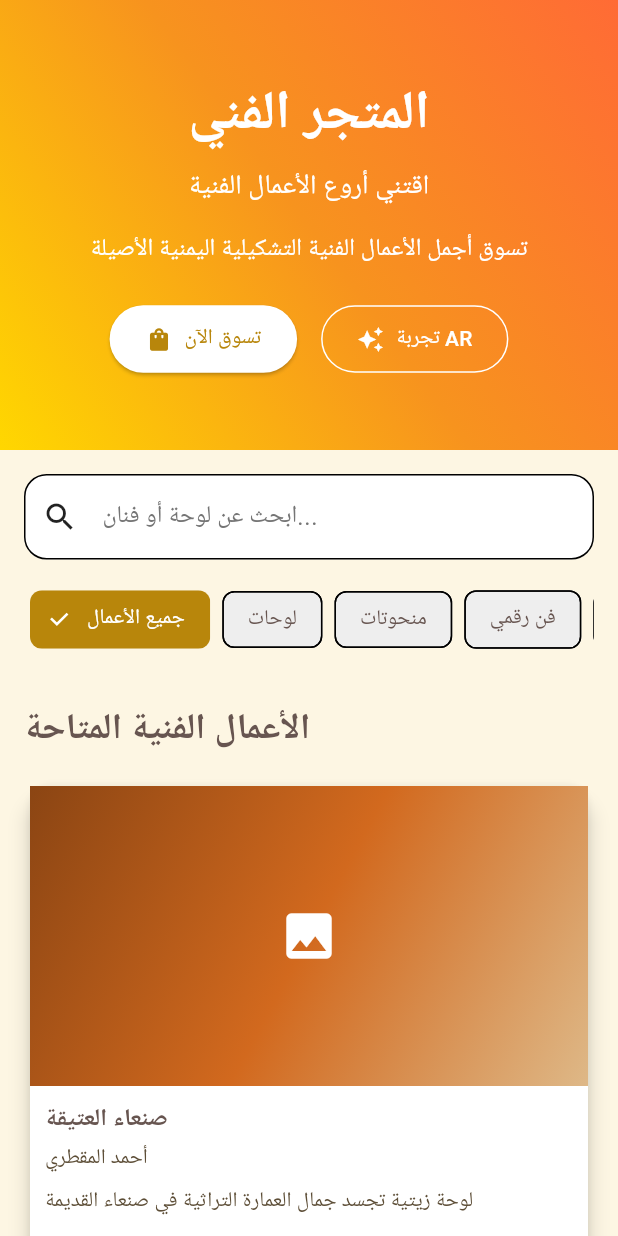
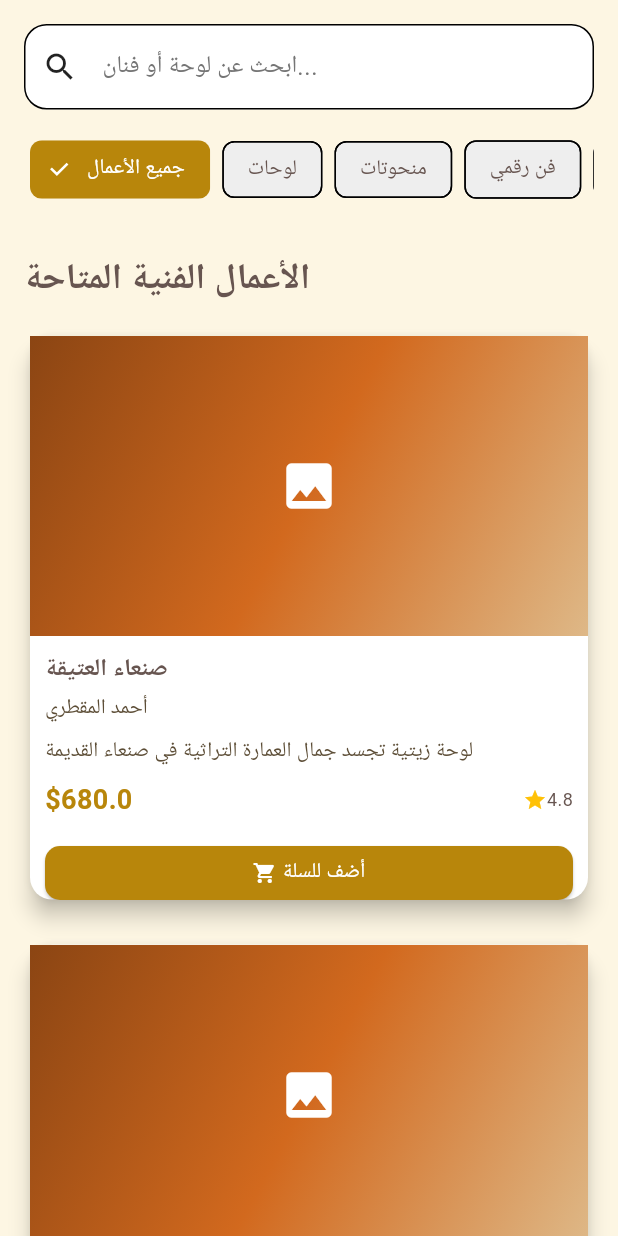
Before and after one commit to sajidammar/sana-a_arts_application, a Flutter app: the StorePage screen opened by its route, on a phone screen of 412 x 824 dp. Run offline on Flutter 3.47's test engine with Material 3 defaults, Android fonts, the phone set to English and light mode, and no system bars.

Commit message:
remove hero section from store home page

```diff
--- a/lib/main.dart
+++ b/lib/main.dart
@@ -6,7 +6,6 @@ import 'package:sanaa_artl/views/store/cart/cart_page.dart';
 import 'package:sanaa_artl/views/store/home_page.dart';
 import 'package:sanaa_artl/views/store/invoice/invoice_page.dart';
 import 'package:sanaa_artl/views/store/order/order_history_page.dart';
-import 'package:sanaa_artl/views/store/settings/settings_page.dart';
 
 // Providers
 import 'providers/theme_provider.dart';
@@ -47,7 +46,6 @@ class MyApp extends StatelessWidget {
             '/cart': (context) => CartPage(),
             '/order-history': (context) => OrderHistoryPage(),
             '/invoice': (context) => InvoicePage(),
-            '/settings': (context) => SettingsPage(),
           },
         );
       },
--- a/lib/views/store/home_page.dart
+++ b/lib/views/store/home_page.dart
@@ -94,7 +94,7 @@ class _StorePageState extends State<StorePage> {
       body: SingleChildScrollView(
         child: Column(
           children: [
-            _buildHeroSection(context),
+            // _buildHeroSection(context),
             _buildSearchAndFilters(productProvider, context),
             _buildProductsGrid(productProvider, cartProvider, context),
           ],
@@ -103,92 +103,92 @@ class _StorePageState extends State<StorePage> {
     );
   }
 
-  Widget _buildHeroSection(BuildContext context) {
-    final isDark = Theme.of(context).brightness == Brightness.dark;
-
-    return Container(
-      height: 300,
-      decoration: BoxDecoration(
-        gradient: isDark
-            ? LinearGradient(
-          colors: [Color(0xFF2D2D2D), Color(0xFF404040), Color(0xFF5A5A5A)],
-          begin: Alignment.topRight,
-          end: Alignment.bottomLeft,
-        )
-            : LinearGradient(
-          colors: [Color(0xFFFF6B35), Color(0xFFF7931E), Color(0xFFFFD700)],
-          begin: Alignment.topRight,
-          end: Alignment.bottomLeft,
-        ),
-      ),
-      child: Column(
-        mainAxisAlignment: MainAxisAlignment.center,
-        children: [
-          Text(
-            'المتجر الفني',
-            style: TextStyle(
-              fontSize: 36,
-              fontWeight: FontWeight.bold,
-              color: Colors.white,
-            ),
-          ),
-          SizedBox(height: 8),
-          Text(
-            'اقتني أروع الأعمال الفنية',
-            style: TextStyle(
-              fontSize: 18,
-              color: Colors.white,
-            ),
-          ),
-          SizedBox(height: 16),
-          Text(
-            'تسوق أجمل الأعمال الفنية التشكيلية اليمنية الأصيلة',
-            style: TextStyle(
-              fontSize: 16,
-              color: Colors.white,
-            ),
-            textAlign: TextAlign.center,
-          ),
-          SizedBox(height: 24),
-          Row(
-            mainAxisAlignment: MainAxisAlignment.center,
-            children: [
-              ElevatedButton(
-                style: ElevatedButton.styleFrom(
-                  foregroundColor: isDark ? Colors.black : AppConstants.primaryColor,
-                  backgroundColor: Colors.white,
-                  padding: EdgeInsets.symmetric(horizontal: 24, vertical: 12),
-                ),
-                onPressed: () {},
-                child: Row(
-                  children: [
-                    Icon(Icons.shopping_bag),
-                    SizedBox(width: 8),
-                    Text('تسوق الآن'),
-                  ],
-                ),
-              ),
-              SizedBox(width: 16),
-              OutlinedButton(
-                style: OutlinedButton.styleFrom(
-                  side: BorderSide(color: Colors.white),
-                  padding: EdgeInsets.symmetric(horizontal: 24, vertical: 12),
-                ),
-                onPressed: () {},
-                child: Row(
-                  children: [
-                    Icon(Icons.auto_awesome, color: Colors.white),
-                    SizedBox(width: 8),
-                    Text('تجربة AR', style: TextStyle(color: Colors.white)),
-                  ],
-                ),
-              ),
-            ],
-          ),
-        ],
-      ),
-    );
-  }
+  // Widget _buildHeroSection(BuildContext context) {
+  //   final isDark = Theme.of(context).brightness == Brightness.dark;
+  //
+  //   return Container(
+  //     height: 300,
+  //     decoration: BoxDecoration(
+  //       gradient: isDark
+  //           ? LinearGradient(
+  //         colors: [Color(0xFF2D2D2D), Color(0xFF404040), Color(0xFF5A5A5A)],
+  //         begin: Alignment.topRight,
+  //         end: Alignment.bottomLeft,
+  //       )
+  //           : LinearGradient(
+  //         colors: [Color(0xFFFF6B35), Color(0xFFF7931E), Color(0xFFFFD700)],
+  //         begin: Alignment.topRight,
+  //         end: Alignment.bottomLeft,
+  //       ),
+  //     ),
+  //     child: Column(
+  //       mainAxisAlignment: MainAxisAlignment.center,
+  //       children: [
+  //         Text(
+  //           'المتجر الفني',
+  //           style: TextStyle(
+  //             fontSize: 36,
+  //             fontWeight: FontWeight.bold,
+  //             color: Colors.white,
+  //           ),
+  //         ),
+  //         SizedBox(height: 8),
+  //         Text(
+  //           'اقتني أروع الأعمال الفنية',
+  //           style: TextStyle(
+  //             fontSize: 18,
+  //             color: Colors.white,
+  //           ),
+  //         ),
+  //         SizedBox(height: 16),
+  //         Text(
+  //           'تسوق أجمل الأعمال الفنية التشكيلية اليمنية الأصيلة',
+  //           style: TextStyle(
+  //             fontSize: 16,
+  //             color: Colors.white,
+  //           ),
+  //           textAlign: TextAlign.center,
+  //         ),
+  //         SizedBox(height: 24),
+  //         Row(
+  //           mainAxisAlignment: MainAxisAlignment.center,
+  //           children: [
+  //             ElevatedButton(
+  //               style: ElevatedButton.styleFrom(
+  //                 foregroundColor: isDark ? Colors.black : AppConstants.primaryColor,
+  //                 backgroundColor: Colors.white,
+  //                 padding: EdgeInsets.symmetric(horizontal: 24, vertical: 12),
+  //               ),
+  //               onPressed: () {},
+  //               child: Row(
+  //                 children: [
+  //                   Icon(Icons.shopping_bag),
+  //                   SizedBox(width: 8),
+  //                   Text('تسوق الآن'),
+  //                 ],
+  //               ),
+  //             ),
+  //             SizedBox(width: 16),
+  //             OutlinedButton(
+  //               style: OutlinedButton.styleFrom(
+  //                 side: BorderSide(color: Colors.white),
+  //                 padding: EdgeInsets.symmetric(horizontal: 24, vertical: 12),
+  //               ),
+  //               onPressed: () {},
+  //               child: Row(
+  //                 children: [
+  //                   Icon(Icons.auto_awesome, color: Colors.white),
+  //                   SizedBox(width: 8),
+  //                   Text('تجربة AR', style: TextStyle(color: Colors.white)),
+  //                 ],
+  //               ),
+  //             ),
+  //           ],
+  //         ),
+  //       ],
+  //     ),
+  //   );
+  // }
 
   Widget _buildSearchAndFilters(ProductProvider productProvider, BuildContext context) {
     return Container(
@@ -288,7 +288,7 @@ class _StorePageState extends State<StorePage> {
 
   Widget _buildProductCard(Product product, CartProvider cartProvider, BuildContext context) {
     final productController = ProductController(context);
-    final isDark = Theme.of(context).brightness == Brightness.dark;
+    // final isDark = Theme.of(context).brightness == Brightness.dark;
 
     return GestureDetector(
       onTap: () {
```
Also changed, not shown: lib/views/store/settings/settings_page.dart (deleted, +0 -180 lines), lib/views/store/widgets/dark_mode_fab.dart (deleted, +0 -33 lines), lib/views/store/widgets/theme_selctor.dart (deleted, +0 -125 lines), lib/views/store/widgets/theme_switch.dart (deleted, +0 -95 lines).
